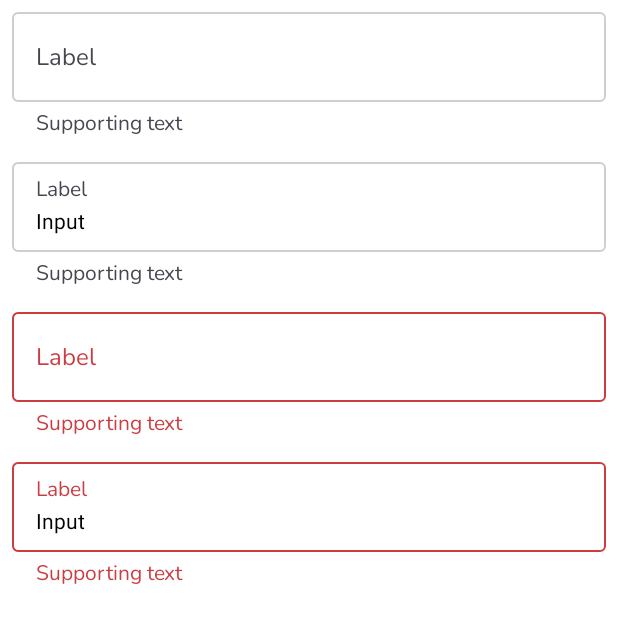
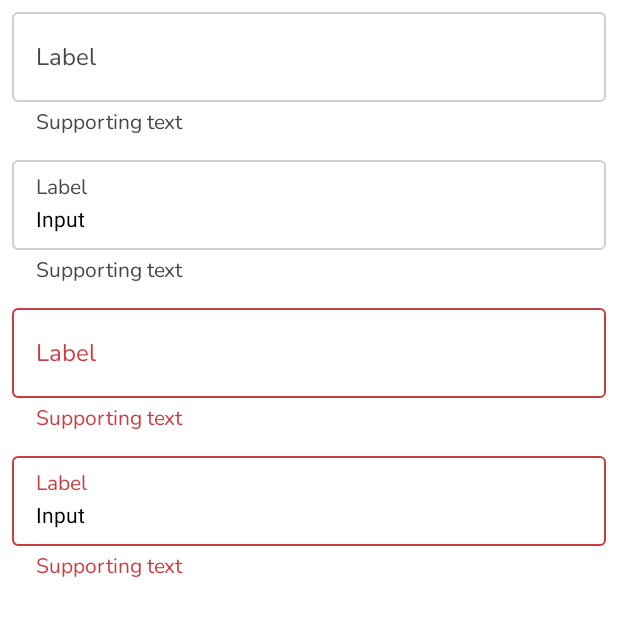
Before and after one commit to Gadjerin/abz_agency_test, an Android app built with Jetpack Compose: the @Preview function PrimaryTextFieldPreview, on a phone screen of 412 x 824 dp. Shown: the top 623 px of the screen. Run offline under Robolectric (Android 15) with nearby library versions, the phone set to English and light mode, and no system bars.

Commit message:
Minor components impovement/fixes

```diff
--- a/app/src/main/java/com/abz/agency/testtask/HiltApplication.kt
+++ b/app/src/main/java/com/abz/agency/testtask/HiltApplication.kt
@@ -4,4 +4,8 @@ import android.app.Application
 import dagger.hilt.android.HiltAndroidApp
 
 @HiltAndroidApp
-class HiltApplication : Application()
+class HiltApplication : Application() {
+    companion object {
+        const val PHONE_NUMBER_LENGTH = 13
+    }
+}
--- a/app/src/main/java/com/abz/agency/testtask/ui/components/ImagePicker.kt
+++ b/app/src/main/java/com/abz/agency/testtask/ui/components/ImagePicker.kt
@@ -18,6 +18,7 @@ import androidx.compose.foundation.layout.Spacer
 import androidx.compose.foundation.layout.fillMaxWidth
 import androidx.compose.foundation.layout.padding
 import androidx.compose.foundation.layout.size
+import androidx.compose.foundation.shape.RoundedCornerShape
 import androidx.compose.material3.ExperimentalMaterial3Api
 import androidx.compose.material3.MaterialTheme
 import androidx.compose.material3.ModalBottomSheet
@@ -31,6 +32,7 @@ import androidx.compose.runtime.mutableStateOf
 import androidx.compose.runtime.remember
 import androidx.compose.ui.Alignment
 import androidx.compose.ui.Modifier
+import androidx.compose.ui.draw.clip
 import androidx.compose.ui.platform.LocalContext
 import androidx.compose.ui.res.painterResource
 import androidx.compose.ui.tooling.preview.Preview
@@ -235,6 +237,7 @@ fun ImageButtonWithBottomLabel(
         horizontalAlignment = Alignment.CenterHorizontally,
         verticalArrangement = Arrangement.spacedBy(12.dp),
         modifier = Modifier
+            .clip(RoundedCornerShape(8.dp))
             .clickable {
                 onClick.invoke()
             }
--- a/app/src/main/java/com/abz/agency/testtask/ui/components/TextField.kt
+++ b/app/src/main/java/com/abz/agency/testtask/ui/components/TextField.kt
@@ -6,11 +6,12 @@ import androidx.compose.foundation.interaction.collectIsFocusedAsState
 import androidx.compose.foundation.layout.Arrangement
 import androidx.compose.foundation.layout.Box
 import androidx.compose.foundation.layout.Column
-import androidx.compose.foundation.layout.defaultMinSize
 import androidx.compose.foundation.layout.fillMaxWidth
 import androidx.compose.foundation.layout.padding
 import androidx.compose.foundation.shape.RoundedCornerShape
 import androidx.compose.foundation.text.BasicTextField
+import androidx.compose.foundation.text.KeyboardActions
+import androidx.compose.foundation.text.KeyboardOptions
 import androidx.compose.material3.ExperimentalMaterial3Api
 import androidx.compose.material3.MaterialTheme
 import androidx.compose.material3.OutlinedTextFieldDefaults
@@ -36,6 +37,9 @@ fun PrimaryTextField(
     trailingIcon:  @Composable (()->Unit)? = null,
     enabled: Boolean = true,
     isError: Boolean = false,
+    maxLength: Int = 255,
+    keyboardOptions: KeyboardOptions = KeyboardOptions.Default,
+    keyboardActions: KeyboardActions = KeyboardActions.Default
 ) {
     val interactionSource = remember{ MutableInteractionSource() }
     val isFocused = interactionSource.collectIsFocusedAsState().value
@@ -53,7 +57,9 @@ fun PrimaryTextField(
         value = textState.value,
         {
             newText ->
-            textState.value = newText
+            if (newText.length <= maxLength) {
+                textState.value = newText
+            }
         },
         interactionSource = interactionSource,
         decorationBox = { innerBox ->
@@ -69,7 +75,10 @@ fun PrimaryTextField(
                     Text(labelText)
                 },
                 supportingText = {
-                    Text(supportingText)
+                    Text(
+                        supportingText,
+                        style = MaterialTheme.typography.bodySmall
+                    )
                 },
                 trailingIcon = trailingIcon,
                 colors = TextFieldDefaults.colors(
@@ -91,6 +100,8 @@ fun PrimaryTextField(
         },
         singleLine = true,
         enabled = enabled,
+        keyboardOptions = keyboardOptions,
+        keyboardActions = keyboardActions,
         modifier = Modifier
             .fillMaxWidth(),
     )
```
Also changed, not shown: app/src/main/java/com/abz/agency/testtask/ui/components/Card.kt (+2 -8 lines), app/src/main/java/com/abz/agency/testtask/ui/components/RadioButton.kt (+10 -1 lines).
